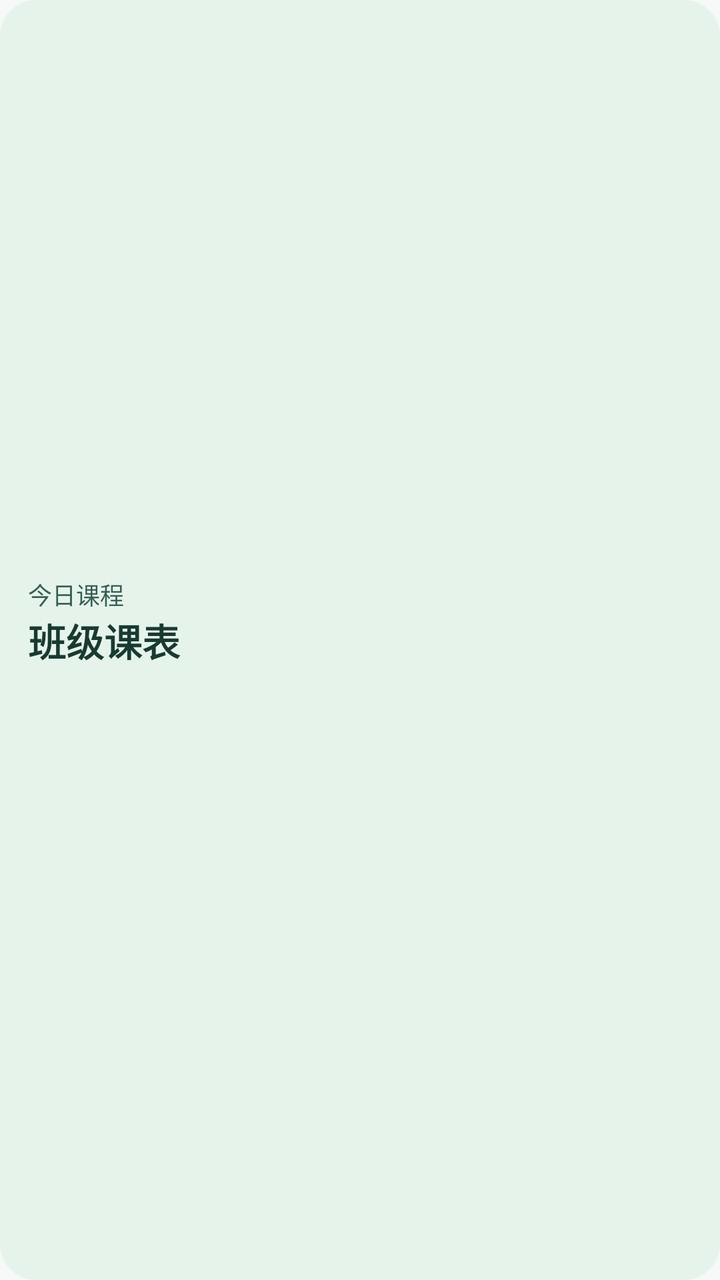
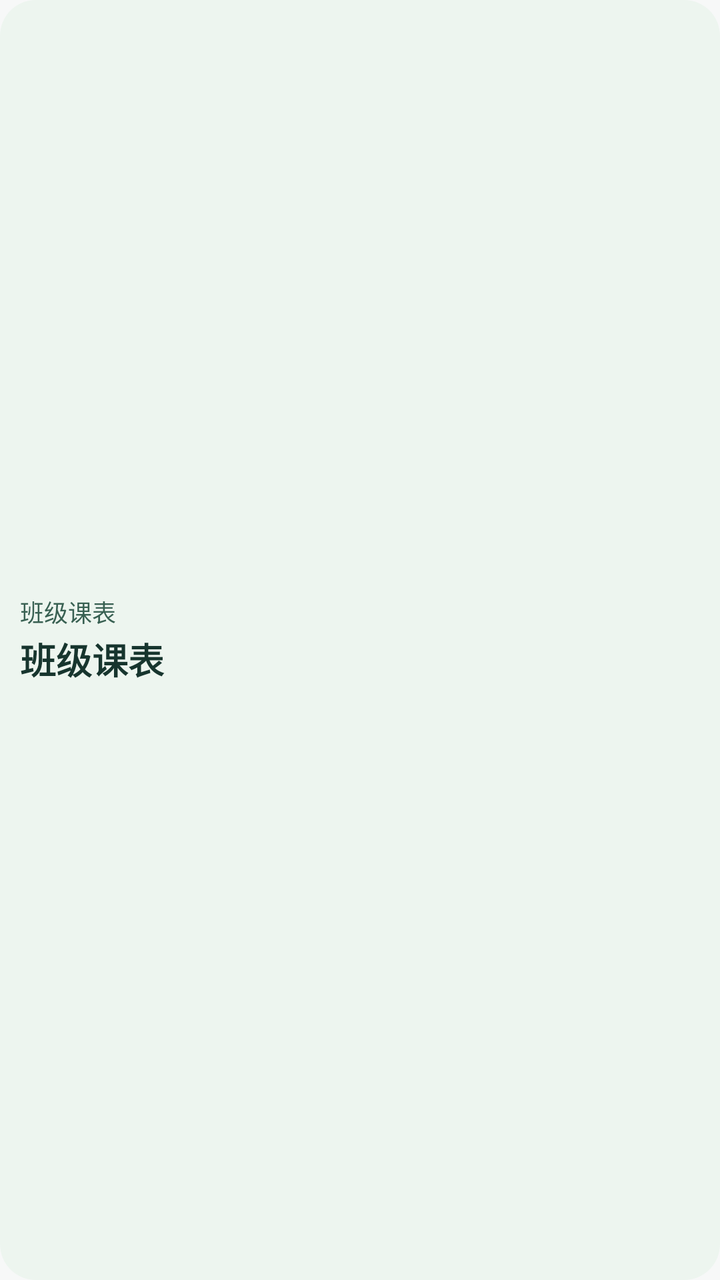

Compare the two renders of this Android layout. The source of the first and the diff that turns it into the second are given below.
<!-- AndroidManifest.xml: application theme Theme.ClassTools -->
<!-- res/layout/timetable_widget.xml -->
<?xml version="1.0" encoding="utf-8"?>
<LinearLayout xmlns:android="http://schemas.android.com/apk/res/android"
    android:id="@+id/widget_root" android:layout_width="match_parent" android:layout_height="match_parent"
    android:orientation="vertical" android:gravity="center_vertical" android:padding="14dp"
    android:background="@drawable/timetable_widget_background">
    <TextView android:id="@+id/widget_heading" android:layout_width="match_parent" android:layout_height="wrap_content"
        android:text="今日课程" android:textSize="12sp" android:textColor="#365F54" android:maxLines="1" />
    <TextView android:id="@+id/widget_course" android:layout_width="match_parent" android:layout_height="wrap_content"
        android:text="班级课表" android:textSize="19sp" android:textStyle="bold" android:textColor="#193A31"
        android:maxLines="2" android:ellipsize="end" />
    <TextView android:id="@+id/widget_details" android:layout_width="match_parent" android:layout_height="wrap_content"
        android:textSize="13sp" android:textColor="#365F54" android:maxLines="2" android:ellipsize="end" />
</LinearLayout>
<!-- resources referenced by this layout -->
<resources>
  <!-- drawable timetable_widget_background (drawable) -->
  <shape xmlns:android="http://schemas.android.com/apk/res/android" android:shape="rectangle">
      <solid android:color="#E6F3EB"/>
      <corners android:radius="18dp"/>
  </shape>
  <style name="Theme.ClassTools" parent="android:Theme.Material.Light.NoActionBar">
          <item name="android:windowBackground">@color/ct_window_background</item>
          <item name="android:windowNoTitle">true</item>
          <item name="android:windowActionModeOverlay">true</item>
          <item name="android:statusBarColor">@android:color/transparent</item>
          <item name="android:navigationBarColor">@android:color/transparent</item>
          <item name="android:windowLightStatusBar">true</item>
          <item name="android:windowLightNavigationBar">true</item>
      </style>
  <color name="ct_window_background">#F7F8F8</color>
</resources>

<!-- the commit's change to res/layout/timetable_widget.xml (unified diff, before → after) -->
@@ -1,13 +1,19 @@
-<?xml version="1.0" encoding="utf-8"?>
 <LinearLayout xmlns:android="http://schemas.android.com/apk/res/android"
     android:id="@+id/widget_root" android:layout_width="match_parent" android:layout_height="match_parent"
-    android:orientation="vertical" android:gravity="center_vertical" android:padding="14dp"
+    android:orientation="vertical" android:gravity="center_vertical" android:padding="10dp"
     android:background="@drawable/timetable_widget_background">
-    <TextView android:id="@+id/widget_heading" android:layout_width="match_parent" android:layout_height="wrap_content"
-        android:text="今日课程" android:textSize="12sp" android:textColor="#365F54" android:maxLines="1" />
+    <LinearLayout android:orientation="horizontal" android:layout_width="match_parent" android:layout_height="wrap_content">
+        <TextView android:id="@+id/widget_heading" android:layout_width="0dp" android:layout_weight="1"
+            android:layout_height="wrap_content" android:text="班级课表" android:textSize="12sp" android:textColor="@color/widget_accent"
+            android:includeFontPadding="false" android:singleLine="true" android:ellipsize="end" />
+        <TextView android:id="@+id/widget_summary" android:layout_width="wrap_content" android:layout_height="wrap_content"
+            android:textColor="@color/widget_accent" android:textSize="12sp" android:includeFontPadding="false" android:singleLine="true" />
+    </LinearLayout>
     <TextView android:id="@+id/widget_course" android:layout_width="match_parent" android:layout_height="wrap_content"
-        android:text="班级课表" android:textSize="19sp" android:textStyle="bold" android:textColor="#193A31"
-        android:maxLines="2" android:ellipsize="end" />
+        android:layout_marginTop="2dp" android:text="班级课表" android:textSize="18sp" android:textStyle="bold"
+        android:textColor="@color/widget_ink" android:includeFontPadding="false" android:maxLines="1" android:ellipsize="end" />
     <TextView android:id="@+id/widget_details" android:layout_width="match_parent" android:layout_height="wrap_content"
-        android:textSize="13sp" android:textColor="#365F54" android:maxLines="2" android:ellipsize="end" />
+        android:layout_marginTop="2dp" android:textColor="@color/widget_accent" android:textSize="13sp" android:includeFontPadding="false"
+        android:maxLines="2" android:ellipsize="end" android:visibility="gone" />
+    <LinearLayout android:id="@+id/widget_list" android:orientation="vertical" android:layout_width="match_parent" android:layout_height="wrap_content" />
 </LinearLayout>
<!-- resource entries referenced after the edit -->
@@ -1,9 +1,11 @@
 <!-- resources referenced by this layout -->
 <resources>
+  <color name="widget_accent">#386052</color>
+  <color name="widget_ink">#17352E</color>
   <!-- drawable timetable_widget_background (drawable) -->
   <shape xmlns:android="http://schemas.android.com/apk/res/android" android:shape="rectangle">
-      <solid android:color="#E6F3EB"/>
-      <corners android:radius="18dp"/>
+      <solid android:color="@color/widget_paper" />
+      <corners android:radius="18dp" />
   </shape>
   <style name="Theme.ClassTools" parent="android:Theme.Material.Light.NoActionBar">
           <item name="android:windowBackground">@color/ct_window_background</item>
@@ -14,6 +16,7 @@
           <item name="android:windowLightStatusBar">true</item>
           <item name="android:windowLightNavigationBar">true</item>
       </style>
+  <color name="widget_paper">#EDF5EF</color>
   <color name="ct_window_background">#F7F8F8</color>
 </resources>
 
